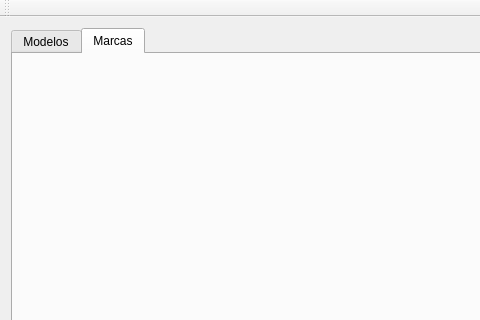
Above: BaseDatosModelismo/mainwindow.ui from PaulMaxAvalosAguilar/BaseDatosModelismo before the change; both pictures show x 0 to 480 and y 0 to 320 of the 646 by 499 pixel window. Below: the same form after it.
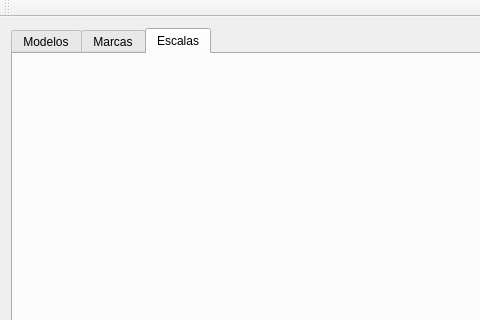
That is the form after the change.

Patch:
```diff
--- a/BaseDatosModelismo/mainwindow.ui
+++ b/BaseDatosModelismo/mainwindow.ui
@@ -35,8 +35,11 @@
    <layout class="QVBoxLayout" name="verticalLayout">
     <item>
      <widget class="QTabWidget" name="tabWidget">
+      <property name="tabPosition">
+       <enum>QTabWidget::North</enum>
+      </property>
       <property name="currentIndex">
-       <number>1</number>
+       <number>2</number>
       </property>
       <widget class="QWidget" name="modelostab">
        <attribute name="title">
@@ -50,6 +53,12 @@
        </attribute>
        <layout class="QVBoxLayout" name="verticalLayout_3"/>
       </widget>
+      <widget class="QWidget" name="escalasTab">
+       <attribute name="title">
+        <string>Escalas</string>
+       </attribute>
+       <layout class="QVBoxLayout" name="verticalLayout_4"/>
+      </widget>
      </widget>
     </item>
    </layout>
```
